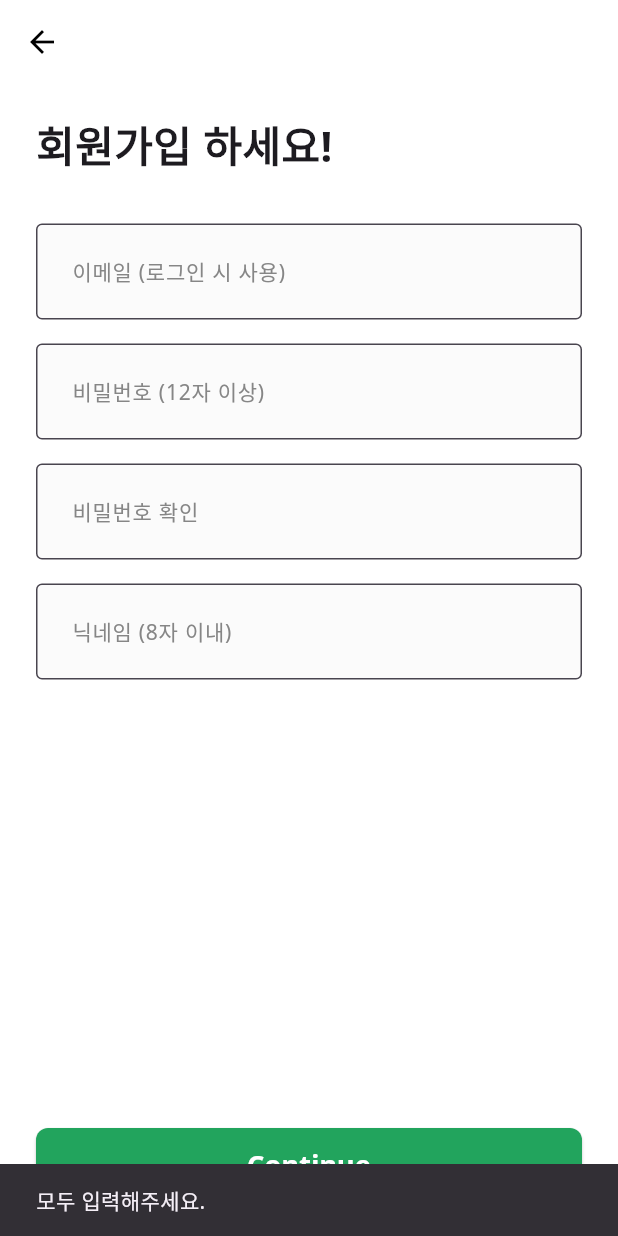
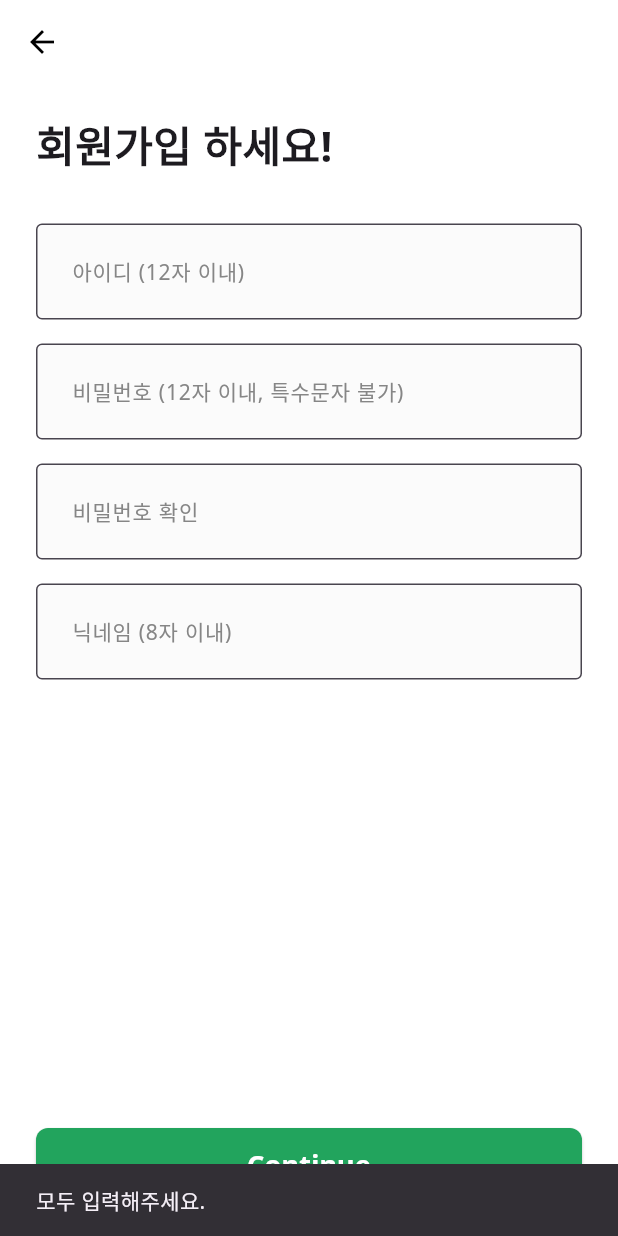
Before and after one commit to SeongYeonUk/food_recipe_app, a Flutter app: the SignUpScreen screen opened by its route, after a tap on "Continue", on a phone screen of 412 x 824 dp. Run offline on Flutter 3.47's test engine with Material 3 defaults, Android fonts, the light colour scheme and no system bars.

Commit message:
회원가입 조건, 이메일을 아이디로 변경, 패스워드 및 아이디 12자 이하로 변경

```diff
--- a/lib/screens/login_screen.dart
+++ b/lib/screens/login_screen.dart
@@ -11,7 +11,6 @@ class LoginScreen extends StatefulWidget {
 }
 
 class _LoginScreenState extends State<LoginScreen> {
-  // 1. Scaffold에 붙여줄 고유한 '이름표(Key)'를 만듭니다.
   final GlobalKey<ScaffoldState> _scaffoldKey = GlobalKey<ScaffoldState>();
 
   final TextEditingController _emailController = TextEditingController();
@@ -29,13 +28,12 @@ class _LoginScreenState extends State<LoginScreen> {
     final email = _emailController.text;
     final password = _passwordController.text;
 
-    // 3. SnackBar를 보여줄 때, 이름표(Key)를 통해 Scaffold의 정확한 context를 찾아 사용합니다.
-    // 이렇게 하면 절대로 오류가 발생하지 않습니다.
+
     final scaffoldMessenger = ScaffoldMessenger.of(_scaffoldKey.currentContext!);
 
     if (email.isEmpty || password.isEmpty) {
       scaffoldMessenger.showSnackBar(
-        const SnackBar(content: Text('이메일과 비밀번호를 모두 입력해주세요.')),
+        const SnackBar(content: Text('아이디와 비밀번호를 모두 입력해주세요.')),
       );
       return;
     }
@@ -50,7 +48,7 @@ class _LoginScreenState extends State<LoginScreen> {
         Navigator.of(context).pushReplacementNamed('/main');
       } else {
         scaffoldMessenger.showSnackBar(
-          const SnackBar(content: Text('이메일 또는 비밀번호가 일치하지 않습니다.')),
+          const SnackBar(content: Text('아이디 또는 비밀번호가 일치하지 않습니다.')),
         );
       }
     }
@@ -59,7 +57,6 @@ class _LoginScreenState extends State<LoginScreen> {
   @override
   Widget build(BuildContext context) {
     return Scaffold(
-      // 2. Scaffold 위젯에 우리가 만든 이름표(Key)를 붙여줍니다.
       key: _scaffoldKey,
       backgroundColor: Colors.white,
       appBar: AppBar(
@@ -76,7 +73,7 @@ class _LoginScreenState extends State<LoginScreen> {
           child: Column(
             crossAxisAlignment: CrossAxisAlignment.stretch,
             children: [
-              // 스크롤이 필요한 상단 부분을 Expanded와 SingleChildScrollView로 감쌉니다.
+
               Expanded(
                 child: SingleChildScrollView(
                   child: Column(
@@ -85,20 +82,20 @@ class _LoginScreenState extends State<LoginScreen> {
                       const SizedBox(height: 20),
                       const Text('환영합니다!', style: TextStyle(fontSize: 34, fontWeight: FontWeight.w500)),
                       const SizedBox(height: 12),
-                      const Text('이메일과 비밀번호를 입력해주세요.', style: TextStyle(fontSize: 16, color: BODY_TEXT_COLOR)),
+                      const Text('아이디와 비밀번호를 입력해주세요.', style: TextStyle(fontSize: 16, color: BODY_TEXT_COLOR)),
                       const SizedBox(height: 48),
-                      CustomTextForm(controller: _emailController, hintText: '이메일을 입력해주세요.'),
+                      CustomTextForm(controller: _emailController, hintText: '아이디를 입력해주세요.'),
                       const SizedBox(height: 16.0),
                       CustomTextForm(controller: _passwordController, hintText: '비밀번호를 입력해주세요.', obscureText: true),
                     ],
                   ),
                 ),
               ),
-              // 화면 하단에 고정될 버튼
+
               Padding(
                 padding: const EdgeInsets.only(top: 16.0, bottom: 24.0),
                 child: ElevatedButton(
-                  onPressed: _login, // 이제 버튼은 _login 함수를 호출하기만 하면 됩니다.
+                  onPressed: _login,
                   style: ElevatedButton.styleFrom(
                     backgroundColor: PRIMARY_COLOR,
                     minimumSize: const Size(double.infinity, 48),
--- a/lib/screens/signup_screen.dart
+++ b/lib/screens/signup_screen.dart
@@ -13,16 +13,17 @@ class SignUpScreen extends StatefulWidget {
 class _SignUpScreenState extends State<SignUpScreen> {
   final GlobalKey<ScaffoldState> _scaffoldKey = GlobalKey<ScaffoldState>();
 
-  final TextEditingController _emailController = TextEditingController();
+  final TextEditingController _idController = TextEditingController();
   final TextEditingController _passwordController = TextEditingController();
-  final TextEditingController _passwordConfirmController = TextEditingController();
+  final TextEditingController _passwordConfirmController =
+  TextEditingController();
   final TextEditingController _nicknameController = TextEditingController();
 
   final UserRepository _userRepository = UserRepository();
 
   @override
   void dispose() {
-    _emailController.dispose();
+    _idController.dispose();
     _passwordController.dispose();
     _passwordConfirmController.dispose();
     _nicknameController.dispose();
@@ -30,54 +31,66 @@ class _SignUpScreenState extends State<SignUpScreen> {
   }
 
   void _signUp() async {
-    final scaffoldMessenger = ScaffoldMessenger.of(_scaffoldKey.currentContext!);
+    final scaffoldMessenger =
+    ScaffoldMessenger.of(_scaffoldKey.currentContext!);
 
-    final email = _emailController.text;
+    final id = _idController.text;
     final password = _passwordController.text;
     final passwordConfirm = _passwordConfirmController.text;
     final nickname = _nicknameController.text;
 
+    final passwordValidationRegExp = RegExp(r'^[a-zA-Z0-9]+$');
+    final hasLetters = RegExp(r'[a-zA-Z]').hasMatch(password);
+    final hasNumbers = RegExp(r'[0-9]').hasMatch(password);
 
-    final emailRegExp = RegExp(
-      r'^[a-zA-Z0-9.]+@[a-zA-Z0-9]+\.[a-zA-Z]+',
-    );
-
-    final hasLetters = RegExp(r'[a-zA-Z]').hasMatch(password);
-
-    final hasNumbers = RegExp(r'[0-9]').hasMatch(password);
-    if (email.isEmpty || password.isEmpty || passwordConfirm.isEmpty || nickname.isEmpty) {
-      scaffoldMessenger.showSnackBar(const SnackBar(content: Text('모두 입력해주세요.')));
+    if (id.isEmpty ||
+        password.isEmpty ||
+        passwordConfirm.isEmpty ||
+        nickname.isEmpty) {
+      scaffoldMessenger
+          .showSnackBar(const SnackBar(content: Text('모두 입력해주세요.')));
       return;
     }
 
-    if (!emailRegExp.hasMatch(email)) {
-      scaffoldMessenger.showSnackBar(const SnackBar(content: Text('올바른 이메일 형식이 아닙니다.')));
+    if (nickname.length > 8) {
+      scaffoldMessenger
+          .showSnackBar(const SnackBar(content: Text('닉네임은 8글자 이내로 설정해주세요.')));
       return;
     }
-    if (nickname.length > 8) {
-      scaffoldMessenger.showSnackBar(const SnackBar(content: Text('닉네임은 8글자 이내로 설정해주세요.')));
+    if (id.length > 12) {
+      scaffoldMessenger
+          .showSnackBar(const SnackBar(content: Text('아이디는 12글자 이내로 설정해주세요.')));
       return;
     }
-    if (password.length < 12) {
-      scaffoldMessenger.showSnackBar(const SnackBar(content: Text('비밀번호는 12글자 이상으로 설정해주세요.')));
+    if (password.length > 12) {
+      scaffoldMessenger.showSnackBar(
+          const SnackBar(content: Text('비밀번호는 12글자 이내로 설정해주세요.')));
+      return;
+    }
+    if (!passwordValidationRegExp.hasMatch(password)) {
+      scaffoldMessenger.showSnackBar(
+          const SnackBar(content: Text('비밀번호에는 특수문자를 사용할 수 없습니다.')));
       return;
     }
     if (!hasLetters || !hasNumbers) {
-      scaffoldMessenger.showSnackBar(const SnackBar(content: Text('비밀번호는 영어와 숫자를 모두 포함해야 합니다.')));
+      scaffoldMessenger.showSnackBar(
+          const SnackBar(content: Text('비밀번호는 영어와 숫자를 모두 포함해야 합니다.')));
       return;
     }
     if (password != passwordConfirm) {
-      scaffoldMessenger.showSnackBar(const SnackBar(content: Text('비밀번호가 일치하지 않습니다.')));
+      scaffoldMessenger
+          .showSnackBar(const SnackBar(content: Text('비밀번호가 일치하지 않습니다.')));
       return;
     }
 
-    final success = await _userRepository.signUp(email, password, nickname);
+    final success = await _userRepository.signUp(id, password, nickname);
 
     if (mounted) {
       if (success) {
         showSuccessDialog();
       } else {
-        scaffoldMessenger.showSnackBar(const SnackBar(content: Text('이미 존재하는 이메일입니다.')));
+        scaffoldMessenger
+            .showSnackBar(const SnackBar(content: Text('이미 존재하는 아이디입니다.')));
       }
     }
   }
@@ -129,20 +142,31 @@ class _SignUpScreenState extends State<SignUpScreen> {
                     crossAxisAlignment: CrossAxisAlignment.start,
                     children: [
                       const SizedBox(height: 20),
-                      const Text('회원가입 하세요!', style: TextStyle(fontSize: 28, fontWeight: FontWeight.bold)),
+                      const Text('회원가입 하세요!',
+                          style: TextStyle(
+                              fontSize: 28, fontWeight: FontWeight.bold)),
                       const SizedBox(height: 32.0),
-                      CustomTextForm(controller: _emailController, hintText: '이메일 (로그인 시 사용)'),
+                      CustomTextForm(
+                          controller: _idController,
+                          hintText: '아이디 (12자 이내)'),
                       const SizedBox(height: 16.0),
-                      CustomTextForm(controller: _passwordController, hintText: '비밀번호 (12자 이상)', obscureText: true),
+                      CustomTextForm(
+                          controller: _passwordController,
+                          hintText: '비밀번호 (12자 이내, 특수문자 불가)',
+                          obscureText: true),
                       const SizedBox(height: 16.0),
-                      CustomTextForm(controller: _passwordConfirmController, hintText: '비밀번호 확인', obscureText: true),
+                      CustomTextForm(
+                          controller: _passwordConfirmController,
+                          hintText: '비밀번호 확인',
+                          obscureText: true),
                       const SizedBox(height: 16.0),
-                      CustomTextForm(controller: _nicknameController, hintText: '닉네임 (8자 이내)'),
+                      CustomTextForm(
+                          controller: _nicknameController,
+                          hintText: '닉네임 (8자 이내)'),
                     ],
                   ),
                 ),
               ),
-
               Padding(
                 padding: const EdgeInsets.only(top: 16.0, bottom: 24.0),
                 child: ElevatedButton(
@@ -150,9 +174,14 @@ class _SignUpScreenState extends State<SignUpScreen> {
                   style: ElevatedButton.styleFrom(
                     backgroundColor: PRIMARY_COLOR,
                     minimumSize: const Size(double.infinity, 48),
-                    shape: RoundedRectangleBorder(borderRadius: BorderRadius.circular(8)),
+                    shape: RoundedRectangleBorder(
+                        borderRadius: BorderRadius.circular(8)),
                   ),
-                  child: const Text('Continue', style: TextStyle(fontSize: 18, fontWeight: FontWeight.bold, color: Colors.white)),
+                  child: const Text('Continue',
+                      style: TextStyle(
+                          fontSize: 18,
+                          fontWeight: FontWeight.bold,
+                          color: Colors.white)),
                 ),
               ),
             ],
--- a/lib/screens/start_screen.dart
+++ b/lib/screens/start_screen.dart
@@ -126,7 +126,7 @@ class _StartScreenState extends State<StartScreen> {
                       onPressed: () => showBottomSheet(context),
                       style: ElevatedButton.styleFrom(
                         minimumSize: const Size(double.infinity, 52),
-                        backgroundColor: const Color(0xFF5865F2),
+                        backgroundColor: PRIMARY_COLOR,
                         shape: RoundedRectangleBorder(
                             borderRadius: BorderRadius.circular(12)),
                       ),
@@ -154,7 +154,7 @@ class _StartScreenState extends State<StartScreen> {
       height: 8,
       decoration: BoxDecoration(
         borderRadius: BorderRadius.circular(4),
-        color: isActive ? const Color(0xFF5865F2) : Colors.grey[300],
+        color: isActive ? PRIMARY_COLOR : Colors.grey[300],
       ),
     );
   }
@@ -186,7 +186,7 @@ class _StartScreenState extends State<StartScreen> {
                 text: '간편하게 회원가입 하기',
                 route: '/signup',
                 buttonType: ButtonType.elevated,
-                backgroundColor: const Color(0xFF5865F2),
+                backgroundColor: PRIMARY_COLOR,
                 textColor: Colors.white,
               ),
               const SizedBox(height: 12),
--- a/lib/user/user__model.dart
+++ b/lib/user/user__model.dart
@@ -1,10 +1,10 @@
 class UserModel {
-  final String email;
+  final String id;
   final String password;
   final String nickname;
 
   UserModel({
-    required this.email,
+    required this.id,
     required this.password,
     required this.nickname,
   });
--- a/lib/user/user_repository.dart
+++ b/lib/user/user_repository.dart
@@ -1,42 +1,45 @@
-import 'package:food_recipe_app/user/user__model.dart'; // 방금 만든 UserModel import
+import 'package:food_recipe_app/user/user__model.dart'; // UserModel 경로 확인
 
 class UserRepository {
   static final UserRepository _instance = UserRepository._internal();
   factory UserRepository() => _instance;
   UserRepository._internal();
 
-  // 이제 사용자 정보는 UserModel 객체로 관리합니다.
+  // [수정] Map의 Key를 email이 아닌 id로 사용합니다.
   final Map<String, UserModel> _users = {};
 
-  // signUp 메서드가 nickname도 받도록 수정합니다.
-  Future<bool> signUp(String email, String password, String nickname) async {
+  // [수정] signUp 메소드의 파라미터를 'email' -> 'id'로 변경합니다.
+  Future<bool> signUp(String id, String password, String nickname) async {
     await Future.delayed(const Duration(seconds: 1));
 
-    if (_users.containsKey(email)) {
-      print('회원가입 실패: 이미 존재하는 이메일 ($email)');
+    // [수정] email 대신 id로 이미 존재하는 사용자인지 확인합니다.
+    if (_users.containsKey(id)) {
+      print('회원가입 실패: 이미 존재하는 아이디 ($id)');
       return false;
     }
 
-    // UserModel 객체를 생성하여 저장합니다.
-    _users[email] = UserModel(
-      email: email,
+    // [수정] Map의 Key와 UserModel의 id에 모두 'id' 변수를 사용합니다.
+    _users[id] = UserModel(
+      id: id,
       password: password,
       nickname: nickname,
     );
 
-    print('회원가입 성공: ${email} (${nickname})');
+    print('회원가입 성공: ${id} (${nickname})');
     return true;
   }
 
-  // login 메서드는 UserModel의 비밀번호를 확인하도록 수정합니다.
-  Future<bool> login(String email, String password) async {
+  // [수정] login 메소드의 파라미터도 'email' -> 'id'로 변경합니다.
+  Future<bool> login(String id, String password) async {
     await Future.delayed(const Duration(seconds: 1));
 
-    // 사용자가 존재하고, 저장된 비밀번호와 일치하는지 확인합니다.
-    if (_users.containsKey(email) && _users[email]!.password == password) {
+    // [수정] email 대신 id로 사용자를 찾고, 비밀번호를 확인합니다.
+    if (_users.containsKey(id) && _users[id]!.password == password) {
+      print('로그인 성공: $id');
       return true;
     }
 
+    print('로그인 실패: 아이디 또는 비밀번호가 일치하지 않음');
     return false;
   }
 }
```
